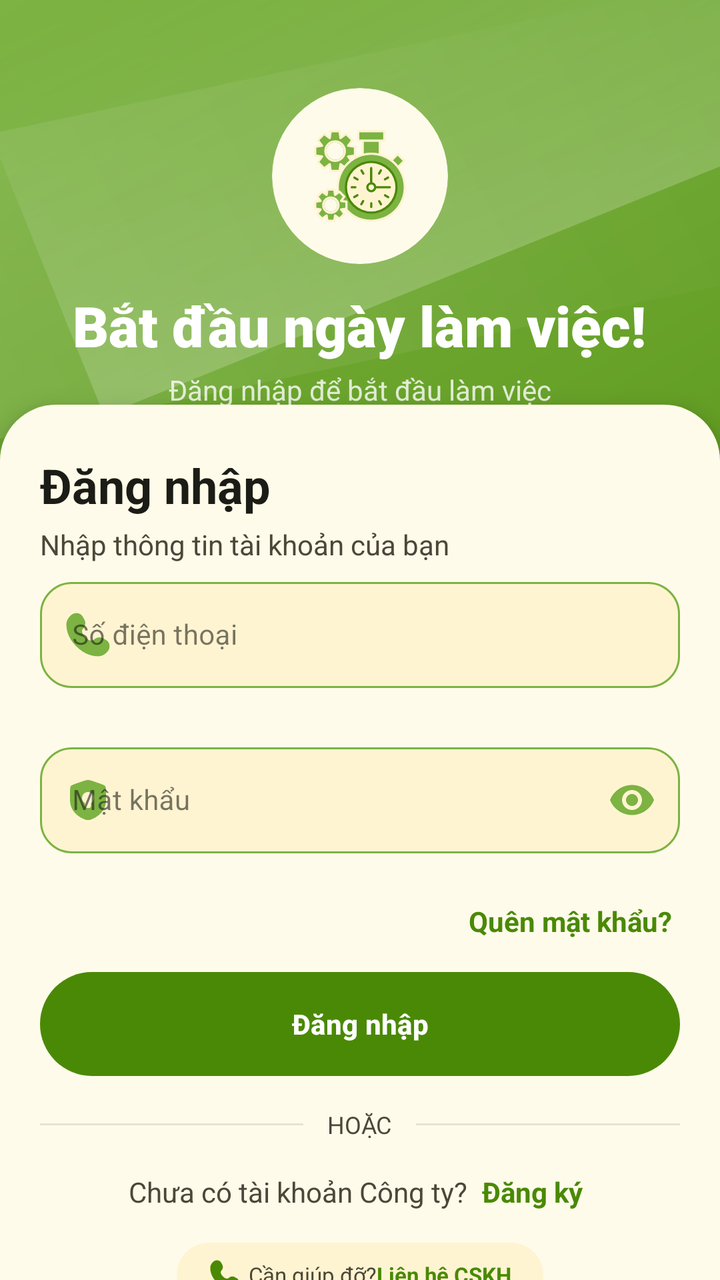
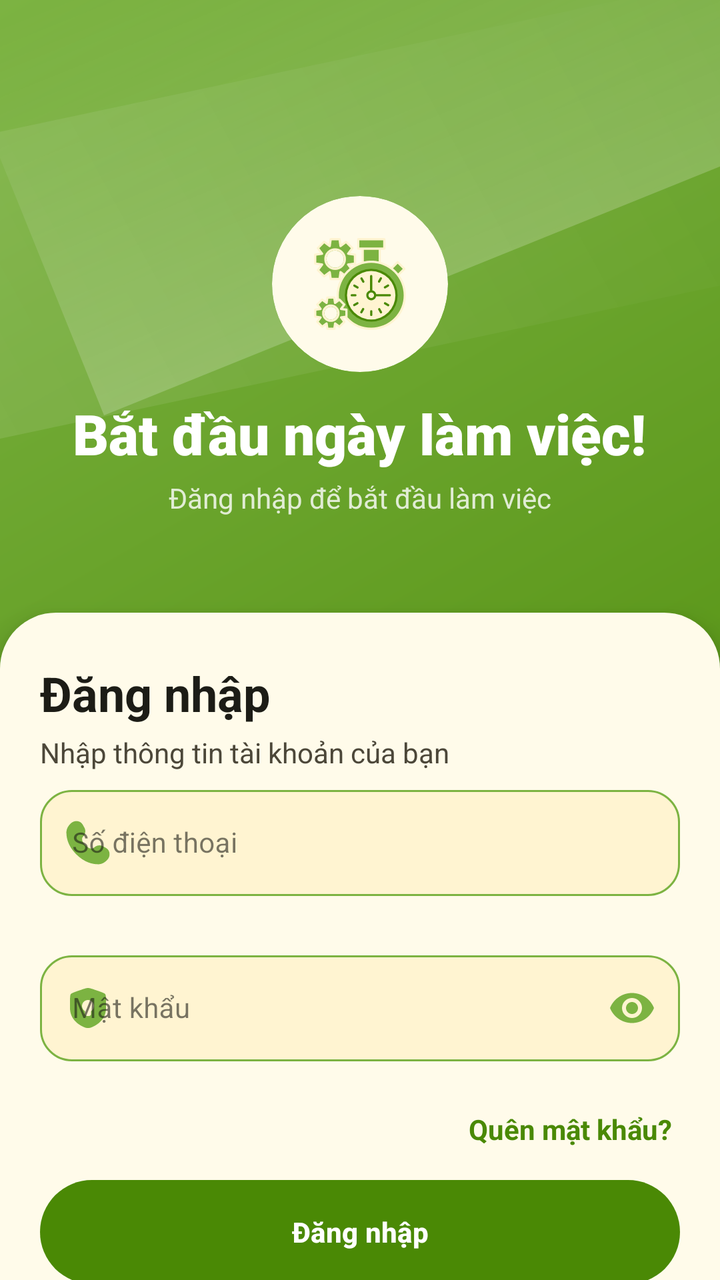

An Android layout rendered at two revisions. The XML below is the earlier revision; the diff shows what the commit changed to produce the second picture.
<!-- AndroidManifest.xml: application theme Theme.AttendanceApp -->
<!-- res/layout/fragment_login.xml -->
<?xml version="1.0" encoding="utf-8"?>
<androidx.coordinatorlayout.widget.CoordinatorLayout
    xmlns:android="http://schemas.android.com/apk/res/android"
    xmlns:app="http://schemas.android.com/apk/res-auto"
    xmlns:tools="http://schemas.android.com/tools"
    android:layout_width="match_parent"
    android:layout_height="match_parent"
    android:background="@drawable/bg_login_header"
    tools:context=".ui.main.auth.login.LoginFragment">

    
    <androidx.constraintlayout.widget.ConstraintLayout
        android:id="@+id/headerLayout"
        android:layout_width="match_parent"
        android:layout_height="match_parent">

        
        <LinearLayout
            android:id="@+id/loginHeader"
            android:layout_width="match_parent"
            android:layout_height="wrap_content"
            android:layout_marginTop="44dp"
            android:gravity="center"
            android:orientation="vertical"
            android:paddingHorizontal="@dimen/spacing_xl"
            app:layout_constraintEnd_toEndOf="parent"
            app:layout_constraintHorizontal_bias="0.0"
            app:layout_constraintStart_toStartOf="parent"
            app:layout_constraintTop_toTopOf="parent">

            <com.google.android.material.card.MaterialCardView
                android:id="@+id/cardLogo"
                android:layout_width="@dimen/login_logo_size"
                android:layout_height="@dimen/login_logo_size"
                app:cardCornerRadius="@dimen/radius_full"
                app:cardElevation="@dimen/elevation_none"
                app:strokeWidth="@dimen/border_none">

                <ImageView
                    android:id="@+id/ivLogo"
                    android:layout_width="match_parent"
                    android:layout_height="match_parent"
                    android:contentDescription="@string/app_name"
                    android:padding="@dimen/spacing_l"
                    android:src="@drawable/ic_logo" />
            </com.google.android.material.card.MaterialCardView>

            <TextView
                android:id="@+id/tvWelcome"
                android:layout_width="wrap_content"
                android:layout_height="wrap_content"
                android:layout_marginTop="@dimen/spacing_m"
                android:fontFamily="sans-serif-black"
                android:gravity="center"
                android:text="@string/login_welcome_title"
                android:textColor="?attr/colorOnPrimary"
                android:textSize="@dimen/text_size_headline_medium" />

            <TextView
                android:id="@+id/tvSubtitle"
                android:layout_width="wrap_content"
                android:layout_height="wrap_content"
                android:layout_marginTop="@dimen/spacing_2xs"
                android:alpha="0.8"
                android:gravity="center"
                android:text="@string/login_welcome_subtitle"
                android:textColor="?attr/colorOnPrimary"
                android:textSize="@dimen/text_size_body_medium" />

        </LinearLayout>
    </androidx.constraintlayout.widget.ConstraintLayout>

    
    <androidx.core.widget.NestedScrollView
        android:id="@+id/bottomSheet"
        android:layout_width="match_parent"
        android:layout_height="wrap_content"
        android:background="@drawable/bg_bottom_sheet"
        android:elevation="8dp"
        android:overScrollMode="never"
        app:behavior_fitToContents="true"
        app:behavior_hideable="false"
        app:layout_behavior="com.google.android.material.bottomsheet.BottomSheetBehavior">

        <LinearLayout
            android:layout_width="match_parent"
            android:layout_height="wrap_content"
            android:orientation="vertical"
            android:paddingHorizontal="@dimen/spacing_xl"
            android:paddingTop="@dimen/spacing_2xl"
            android:paddingBottom="@dimen/spacing_xl">

            <TextView
                android:layout_width="wrap_content"
                android:layout_height="wrap_content"
                android:text="Đăng nhập"
                android:textColor="?attr/colorOnSurface"
                android:textSize="@dimen/text_size_headline_small"
                android:textStyle="bold" />

            <TextView
                android:layout_width="wrap_content"
                android:layout_height="wrap_content"
                android:layout_marginTop="@dimen/spacing_2xs"
                android:text="Nhập thông tin tài khoản của bạn"
                android:textColor="?attr/colorOnSurfaceVariant"
                android:textSize="@dimen/text_size_body_medium" />

            
            <com.google.android.material.textfield.TextInputLayout
                android:id="@+id/tilPhone"
                style="@style/AppTextInputLayout"
                android:layout_width="match_parent"
                android:layout_height="wrap_content"
                android:layout_marginTop="@dimen/spacing_2xs"
                android:hint="Số điện thoại"
                app:endIconMode="clear_text"
                app:errorEnabled="true"
                app:startIconDrawable="@drawable/ic_phone">

                <com.google.android.material.textfield.TextInputEditText
                    android:id="@+id/edtPhone"
                    style="@style/AppTextInputEditText"
                    android:layout_width="match_parent"
                    android:layout_height="wrap_content"
                    android:inputType="phone"
                    android:maxLength="10"
                    android:maxLines="1" />
            </com.google.android.material.textfield.TextInputLayout>

            
            <com.google.android.material.textfield.TextInputLayout
                android:id="@+id/tilPassword"
                style="@style/AppTextInputLayout"
                android:layout_width="match_parent"
                android:layout_height="wrap_content"
                android:layout_marginTop="@dimen/spacing_2xs"
                android:hint="Mật khẩu"
                app:endIconMode="password_toggle"
                app:errorEnabled="true"
                app:startIconDrawable="@drawable/ic_lock">

                <com.google.android.material.textfield.TextInputEditText
                    android:id="@+id/edtPassword"
                    style="@style/AppTextInputEditText"
                    android:layout_width="match_parent"
                    android:layout_height="wrap_content"
                    android:inputType="textPassword"
                    android:maxLines="1" />
            </com.google.android.material.textfield.TextInputLayout>

            
            <TextView
                android:id="@+id/tvForgotPassword"
                android:layout_width="wrap_content"
                android:layout_height="wrap_content"
                android:layout_gravity="end"
                android:background="?attr/selectableItemBackground"
                android:padding="@dimen/spacing_2xs"
                android:text="@string/auth_forgot_password"
                android:textColor="?attr/colorPrimary"
                android:textSize="@dimen/text_size_label_large"
                android:textStyle="bold" />

            
            <LinearLayout
                android:layout_width="match_parent"
                android:layout_height="wrap_content"
                android:layout_marginTop="@dimen/spacing_m"
                android:gravity="center_vertical"
                android:orientation="horizontal">

                <com.google.android.material.button.MaterialButton
                    android:id="@+id/btnLogin"
                    style="@style/ButtonMaxWidthStyle"
                    android:layout_width="0dp"
                    android:layout_height="@dimen/button_height_default"
                    android:layout_weight="1"
                    android:text="@string/auth_login_button"
                    app:cornerRadius="@dimen/radius_full" />

            </LinearLayout>

            
            <LinearLayout
                android:layout_width="match_parent"
                android:layout_height="wrap_content"
                android:layout_marginTop="@dimen/spacing_l"
                android:gravity="center_vertical"
                android:orientation="horizontal">

                <View
                    android:layout_width="0dp"
                    android:layout_height="1dp"
                    android:layout_weight="1"
                    android:background="?attr/colorOutlineVariant" />

                <TextView
                    android:layout_width="wrap_content"
                    android:layout_height="wrap_content"
                    android:paddingHorizontal="@dimen/spacing_m"
                    android:text="HOẶC"
                    android:textColor="?attr/colorOnSurfaceVariant"
                    android:textSize="@dimen/text_size_label_medium" />

                <View
                    android:layout_width="0dp"
                    android:layout_height="1dp"
                    android:layout_weight="1"
                    android:background="?attr/colorOutlineVariant" />
            </LinearLayout>

            
            <LinearLayout
                android:id="@+id/layoutSignUp"
                android:layout_width="wrap_content"
                android:layout_height="wrap_content"
                android:layout_gravity="center_horizontal"
                android:layout_marginTop="@dimen/spacing_m"
                android:gravity="center"
                android:orientation="horizontal">

                <TextView
                    android:layout_width="wrap_content"
                    android:layout_height="wrap_content"
                    android:text="Chưa có tài khoản Công ty?"
                    android:textColor="?attr/colorOnSurfaceVariant"
                    android:textSize="@dimen/text_size_body_medium" />

                <TextView
                    android:id="@+id/tvSignUp"
                    android:layout_width="wrap_content"
                    android:layout_height="wrap_content"
                    android:background="?attr/selectableItemBackground"
                    android:padding="@dimen/spacing_2xs"
                    android:text=" Đăng ký"
                    android:textColor="?attr/colorPrimary"
                    android:textSize="@dimen/text_size_body_medium"
                    android:textStyle="bold" />
            </LinearLayout>

            
            <com.google.android.material.card.MaterialCardView
                android:id="@+id/btnContactSupport"
                style="@style/ItemCard"
                android:layout_width="wrap_content"
                android:layout_height="wrap_content"
                android:layout_gravity="center_horizontal"
                android:layout_marginTop="@dimen/spacing_m"
                app:cardBackgroundColor="?attr/colorSurfaceVariant"
                app:cardCornerRadius="@dimen/radius_full"
                app:cardElevation="0dp"
                app:strokeWidth="0dp">

                <LinearLayout
                    android:layout_width="wrap_content"
                    android:layout_height="wrap_content"
                    android:gravity="center"
                    android:orientation="horizontal"
                    android:paddingHorizontal="@dimen/spacing_l"
                    android:paddingVertical="@dimen/spacing_s">

                    <ImageView
                        android:layout_width="@dimen/icon_size_s"
                        android:layout_height="@dimen/icon_size_s"
                        android:layout_marginEnd="@dimen/spacing_2xs"
                        android:importantForAccessibility="no"
                        android:src="@drawable/ic_phone"
                        app:tint="?attr/colorPrimary" />

                    <TextView
                        android:layout_width="wrap_content"
                        android:layout_height="wrap_content"
                        android:text="@string/forgot_password_contact_help"
                        android:textColor="?attr/colorOnSurfaceVariant"
                        android:textSize="@dimen/text_size_body_small" />

                    <TextView
                        android:layout_width="wrap_content"
                        android:layout_height="wrap_content"
                        android:text="@string/forgot_password_contact_support"
                        android:textColor="?attr/colorPrimary"
                        android:textSize="@dimen/text_size_body_small"
                        android:textStyle="bold" />
                </LinearLayout>
            </com.google.android.material.card.MaterialCardView>

        </LinearLayout>
    </androidx.core.widget.NestedScrollView>

    
    <com.google.android.material.progressindicator.CircularProgressIndicator
        android:id="@+id/progressBar"
        android:layout_width="wrap_content"
        android:layout_height="wrap_content"
        android:layout_gravity="center"
        android:indeterminate="true"
        android:visibility="gone"
        app:indicatorColor="?attr/colorOnPrimary" />

</androidx.coordinatorlayout.widget.CoordinatorLayout>
<!-- resources referenced by this layout -->
<resources>
  <dimen name="border_none">0dp</dimen>
  <dimen name="button_height_default">52dp</dimen>
  <dimen name="elevation_none">0dp</dimen>
  <dimen name="icon_size_s">16dp</dimen>
  <dimen name="login_logo_size">88dp</dimen>
  <dimen name="radius_full">999dp</dimen>
  <dimen name="spacing_2xl">24dp</dimen>
  <dimen name="spacing_2xs">4dp</dimen>
  <dimen name="spacing_l">16dp</dimen>
  <dimen name="spacing_m">12dp</dimen>
  <dimen name="spacing_s">8dp</dimen>
  <dimen name="spacing_xl">20dp</dimen>
  <dimen name="text_size_body_medium">14sp</dimen>
  <dimen name="text_size_body_small">11sp</dimen>
  <dimen name="text_size_headline_medium">28sp</dimen>
  <dimen name="text_size_headline_small">24sp</dimen>
  <dimen name="text_size_label_large">14sp</dimen>
  <dimen name="text_size_label_medium">12sp</dimen>
  <string name="app_name">Quản lý chấm công</string>
  <string name="auth_forgot_password">Quên mật khẩu?</string>
  <string name="auth_login_button">Đăng nhập</string>
  <string name="forgot_password_contact_help">Cần giúp đỡ? </string>
  <string name="forgot_password_contact_support">Liên hệ CSKH</string>
  <string name="login_welcome_subtitle">Đăng nhập để bắt đầu làm việc</string>
  <string name="login_welcome_title">Bắt đầu ngày làm việc!</string>
  <style name="Theme.AttendanceApp" parent="Theme.AttendanceApp.Avocado" />
  <dimen name="radius_m">12dp</dimen>
  <dimen name="elevation_s">1dp</dimen>
  <color name="md_theme_light_primary">#4A8905</color>
  <color name="md_theme_light_onPrimary">#FFFFFF</color>
  <color name="md_theme_light_primaryContainer">#E2F0D3</color>
  <color name="md_theme_light_onPrimaryContainer">#14240B</color>
  <color name="md_theme_light_secondary">#7CB342</color>
  <color name="md_theme_light_onSecondary">#FFFFFF</color>
  <color name="md_theme_light_secondaryContainer">#F1F8E9</color>
  <color name="md_theme_light_onSecondaryContainer">#254106</color>
  <color name="md_theme_light_background">#FFFDF5</color>
  <color name="md_theme_light_onBackground">#1C1C16</color>
  <color name="md_theme_light_surface">#FFFBEA</color>
  <color name="md_theme_light_onSurface">#1C1C16</color>
  <color name="md_theme_light_surfaceVariant">#FFF4D1</color>
  <color name="md_theme_light_onSurfaceVariant">#4C4739</color>
  <color name="md_theme_light_outline">#D0C7B8</color>
  <color name="md_theme_light_outlineVariant">#EBE1D1</color>
  <color name="md_theme_light_error">#BA1A1A</color>
  <color name="md_theme_light_onError">#FFFFFF</color>
  <color name="md_theme_light_errorContainer">#FFDAD6</color>
  <color name="md_theme_light_onErrorContainer">#410002</color>
  <color name="attendance_present">#1B5E20</color>
  <color name="attendance_present_container">#E6FFD2</color>
  <color name="attendance_late">#E67E22</color>
  <color name="attendance_late_container">#FFEDD7</color>
  <color name="attendance_absent">#C0392B</color>
  <color name="attendance_absent_container">#FFE0DA</color>
  <color name="attendance_leave">#8E24AA</color>
  <color name="attendance_leave_container">#FDEBFF</color>
  <color name="attendance_not_checked">#5D6D7E</color>
  <color name="attendance_not_checked_container">#F2F4F4</color>
  <color name="attendance_weekend">#A9C6D9</color>
  <color name="attendance_weekend_container">#EEF6FB</color>
  <color name="attendance_early_leave">#2980B9</color>
  <color name="attendance_early_leave_container">#EBF5FB</color>
  <color name="attendance_present_card">#F0F9E6</color>
  <color name="attendance_late_card">#FFF5EB</color>
  <color name="attendance_absent_card">#FFF0EE</color>
  <color name="attendance_leave_card">#FAF5FC</color>
  <color name="attendance_not_checked_card">#F7F8F8</color>
  <color name="attendance_weekend_card">#F4F8FB</color>
  <color name="attendance_early_leave_card">#F2F8FC</color>
  <!-- unchanged entries left out for length: 11 -->
</resources>

<!-- the commit's change to res/layout/fragment_login.xml (unified diff, before → after) -->
@@ -9,78 +9,90 @@
     tools:context=".ui.main.auth.login.LoginFragment">
 
     
-    <androidx.constraintlayout.widget.ConstraintLayout
-        android:id="@+id/headerLayout"
+    <com.google.android.material.appbar.AppBarLayout
+        android:id="@+id/appBarLayout"
         android:layout_width="match_parent"
-        android:layout_height="match_parent">
-
-        
-        <LinearLayout
-            android:id="@+id/loginHeader"
+        android:layout_height="wrap_content"
+        android:paddingTop="50dp"
+        android:background="@android:color/transparent"
+        app:elevation="0dp"
+        app:statusBarForeground="@android:color/transparent">
+
+        <com.google.android.material.appbar.CollapsingToolbarLayout
             android:layout_width="match_parent"
             android:layout_height="wrap_content"
-            android:layout_marginTop="44dp"
-            android:gravity="center"
-            android:orientation="vertical"
-            android:paddingHorizontal="@dimen/spacing_xl"
-            app:layout_constraintEnd_toEndOf="parent"
-            app:layout_constraintHorizontal_bias="0.0"
-            app:layout_constraintStart_toStartOf="parent"
-            app:layout_constraintTop_toTopOf="parent">
-
-            <com.google.android.material.card.MaterialCardView
-                android:id="@+id/cardLogo"
-                android:layout_width="@dimen/login_logo_size"
-                android:layout_height="@dimen/login_logo_size"
-                app:cardCornerRadius="@dimen/radius_full"
-                app:cardElevation="@dimen/elevation_none"
-                app:strokeWidth="@dimen/border_none">
-
-                <ImageView
-                    android:id="@+id/ivLogo"
-                    android:layout_width="match_parent"
-                    android:layout_height="match_parent"
-                    android:contentDescription="@string/app_name"
-                    android:padding="@dimen/spacing_l"
-                    android:src="@drawable/ic_logo" />
-            </com.google.android.material.card.MaterialCardView>
-
-            <TextView
-                android:id="@+id/tvWelcome"
-                android:layout_width="wrap_content"
-                android:layout_height="wrap_content"
-                android:layout_marginTop="@dimen/spacing_m"
-                android:fontFamily="sans-serif-black"
+            android:background="@android:color/transparent"
+            app:contentScrim="@android:color/transparent"
+            app:statusBarScrim="@android:color/transparent"
+            app:layout_scrollFlags="scroll|exitUntilCollapsed|snap">
+
+            
+            <LinearLayout
+                android:id="@+id/loginHeader"
+                android:layout_width="match_parent"
+                android:layout_height="wrap_content"
                 android:gravity="center"
-                android:text="@string/login_welcome_title"
-                android:textColor="?attr/colorOnPrimary"
-                android:textSize="@dimen/text_size_headline_medium" />
-
-            <TextView
-                android:id="@+id/tvSubtitle"
-                android:layout_width="wrap_content"
-                android:layout_height="wrap_content"
-                android:layout_marginTop="@dimen/spacing_2xs"
-                android:alpha="0.8"
-                android:gravity="center"
-                android:text="@string/login_welcome_subtitle"
-                android:textColor="?attr/colorOnPrimary"
-                android:textSize="@dimen/text_size_body_medium" />
-
-        </LinearLayout>
-    </androidx.constraintlayout.widget.ConstraintLayout>
+                android:orientation="vertical"
+                android:paddingHorizontal="@dimen/spacing_xl"
+                android:paddingVertical="@dimen/spacing_5xl"
+                app:layout_collapseMode="parallax"
+                app:layout_collapseParallaxMultiplier="0.5">
+
+                <com.google.android.material.card.MaterialCardView
+                    android:id="@+id/cardLogo"
+                    android:layout_width="@dimen/login_logo_size"
+                    android:layout_height="@dimen/login_logo_size"
+                    app:cardCornerRadius="@dimen/radius_full"
+                    app:cardElevation="@dimen/elevation_none"
+                    app:strokeWidth="@dimen/border_none">
+
+                    <ImageView
+                        android:id="@+id/ivLogo"
+                        android:layout_width="match_parent"
+                        android:layout_height="match_parent"
+                        android:contentDescription="@string/app_name"
+                        android:padding="@dimen/spacing_l"
+                        android:src="@drawable/ic_logo" />
+                </com.google.android.material.card.MaterialCardView>
+
+                <TextView
+                    android:id="@+id/tvWelcome"
+                    android:layout_width="wrap_content"
+                    android:layout_height="wrap_content"
+                    android:layout_marginTop="@dimen/spacing_m"
+                    android:fontFamily="sans-serif-black"
+                    android:gravity="center"
+                    android:text="@string/login_welcome_title"
+                    android:textColor="?attr/colorOnPrimary"
+                    android:textSize="@dimen/text_size_headline_medium" />
+
+                <TextView
+                    android:id="@+id/tvSubtitle"
+                    android:layout_width="wrap_content"
+                    android:layout_height="wrap_content"
+                    android:layout_marginTop="@dimen/spacing_2xs"
+                    android:alpha="0.8"
+                    android:gravity="center"
+                    android:text="@string/login_welcome_subtitle"
+                    android:textColor="?attr/colorOnPrimary"
+                    android:textSize="@dimen/text_size_body_medium" />
+
+            </LinearLayout>
+
+        </com.google.android.material.appbar.CollapsingToolbarLayout>
+
+    </com.google.android.material.appbar.AppBarLayout>
 
     
     <androidx.core.widget.NestedScrollView
         android:id="@+id/bottomSheet"
         android:layout_width="match_parent"
-        android:layout_height="wrap_content"
+        android:layout_height="match_parent"
         android:background="@drawable/bg_bottom_sheet"
         android:elevation="8dp"
+        android:fillViewport="true"
         android:overScrollMode="never"
-        app:behavior_fitToContents="true"
-        app:behavior_hideable="false"
-        app:layout_behavior="com.google.android.material.bottomsheet.BottomSheetBehavior">
+        app:layout_behavior="@string/appbar_scrolling_view_behavior">
 
         <LinearLayout
             android:layout_width="match_parent"
@@ -124,7 +136,7 @@
                     android:layout_width="match_parent"
                     android:layout_height="wrap_content"
                     android:inputType="phone"
-                    android:maxLength="10"
+                    android:maxLength="12"
                     android:maxLines="1" />
             </com.google.android.material.textfield.TextInputLayout>
 
@@ -246,9 +258,9 @@
                 android:layout_width="wrap_content"
                 android:layout_height="wrap_content"
                 android:layout_gravity="center_horizontal"
-                android:layout_marginTop="@dimen/spacing_m"
                 app:cardBackgroundColor="?attr/colorSurfaceVariant"
                 app:cardCornerRadius="@dimen/radius_full"
+                android:layout_marginTop="@dimen/spacing_xl"
                 app:cardElevation="0dp"
                 app:strokeWidth="0dp">
 
@@ -285,6 +297,48 @@
                 </LinearLayout>
             </com.google.android.material.card.MaterialCardView>
 
+            
+            <View
+                android:layout_width="match_parent"
+                android:layout_height="0dp"
+                android:layout_weight="1" />
+
+            
+            <LinearLayout
+                android:layout_width="match_parent"
+                android:layout_height="wrap_content"
+                android:layout_marginTop="@dimen/spacing_2xl"
+                android:gravity="center"
+                android:orientation="vertical">
+
+                <TextView
+                    android:layout_width="wrap_content"
+                    android:layout_height="wrap_content"
+                    android:gravity="center"
+                    android:text="🔒 Hệ thống bảo mật dữ liệu điểm danh Doanh nghiệp"
+                    android:textColor="?attr/colorOnSurfaceVariant"
+                    android:textSize="@dimen/text_size_label_small" />
+
+                <TextView
+                    android:id="@+id/tvTerms"
+                    android:layout_width="wrap_content"
+                    android:layout_height="wrap_content"
+                    android:layout_marginTop="@dimen/spacing_3xs"
+                    android:gravity="center"
+                    android:text="Điều khoản dịch vụ • Chính sách bảo mật"
+                    android:textColor="?attr/colorPrimary"
+                    android:textSize="@dimen/text_size_label_small" />
+
+                <TextView
+                    android:layout_width="wrap_content"
+                    android:layout_height="wrap_content"
+                    android:layout_marginTop="@dimen/spacing_2xs"
+                    android:alpha="0.6"
+                    android:text="Phiên bản 1.0.0"
+                    android:textColor="?attr/colorOnSurfaceVariant"
+                    android:textSize="@dimen/text_size_label_small" />
+            </LinearLayout>
+
         </LinearLayout>
     </androidx.core.widget.NestedScrollView>
 
<!-- resource entries referenced after the edit -->
@@ -8,6 +8,8 @@
   <dimen name="radius_full">999dp</dimen>
   <dimen name="spacing_2xl">24dp</dimen>
   <dimen name="spacing_2xs">4dp</dimen>
+  <dimen name="spacing_3xs">2dp</dimen>
+  <dimen name="spacing_5xl">48dp</dimen>
   <dimen name="spacing_l">16dp</dimen>
   <dimen name="spacing_m">12dp</dimen>
   <dimen name="spacing_s">8dp</dimen>
@@ -18,6 +20,7 @@
   <dimen name="text_size_headline_small">24sp</dimen>
   <dimen name="text_size_label_large">14sp</dimen>
   <dimen name="text_size_label_medium">12sp</dimen>
+  <dimen name="text_size_label_small">11sp</dimen>
   <string name="app_name">Quản lý chấm công</string>
   <string name="auth_forgot_password">Quên mật khẩu?</string>
   <string name="auth_login_button">Đăng nhập</string>
